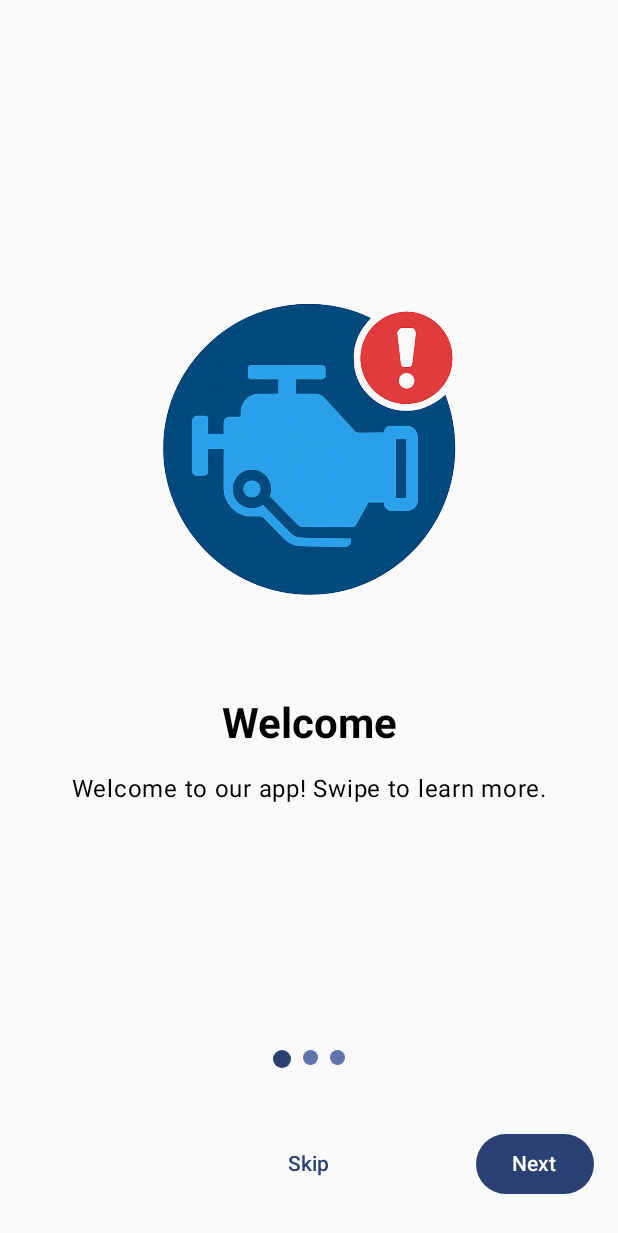
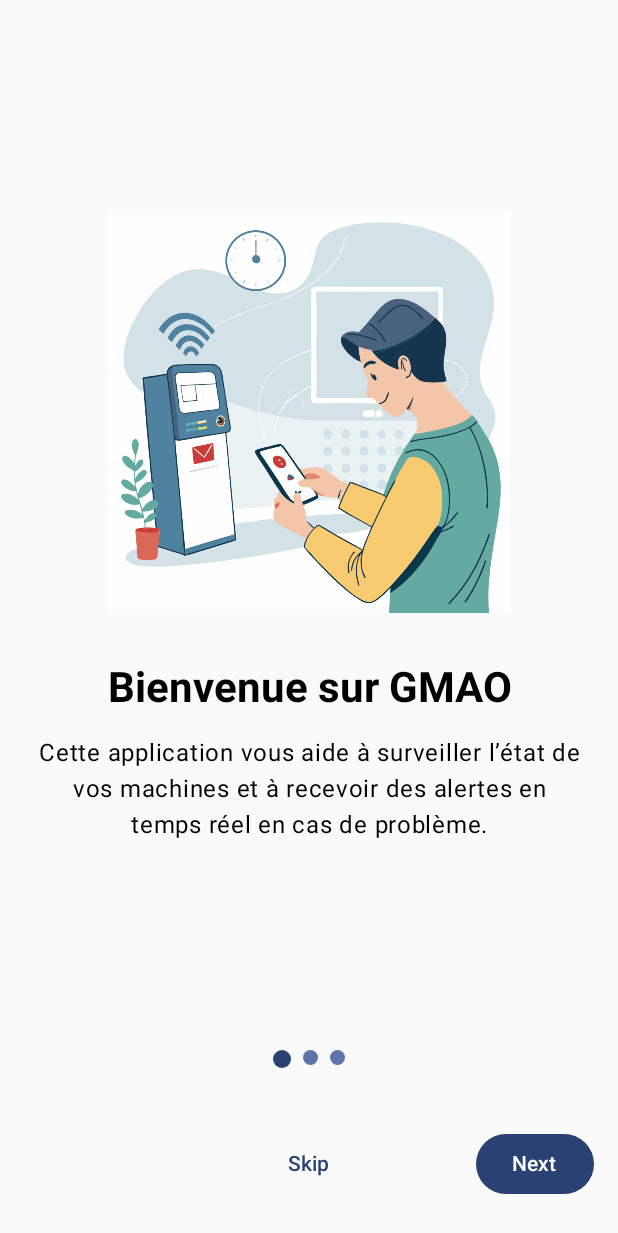
Before and after one commit to zenitsudono/GMAO-machines, an Android app built with Jetpack Compose: the screen it shows after launch (MainActivity), on a phone screen of 412 x 824 dp. Shown: the top 1233 px of the screen. Run offline under Robolectric (Android 15) with nearby library versions, the light colour scheme and no system bars.

Commit message:
onbarding UI

```diff
--- a/app/build.gradle.kts
+++ b/app/build.gradle.kts
@@ -72,4 +72,10 @@ dependencies {
 
     // ViewModel
     implementation("androidx.lifecycle:lifecycle-viewmodel-compose:2.8.7")
+
+    //Vector drawable
+    implementation("androidx.vectordrawable:vectordrawable:1.2.0")
+    implementation("io.coil-kt:coil-compose:2.4.0")
+    implementation("io.coil-kt:coil-svg:2.4.0")
+
 }
--- a/app/src/main/java/com/app/gmao_machines/ui/screens/OnboardingScreen.kt
+++ b/app/src/main/java/com/app/gmao_machines/ui/screens/OnboardingScreen.kt
@@ -15,7 +15,6 @@ import androidx.compose.foundation.shape.CircleShape
 import androidx.compose.material3.MaterialTheme
 import androidx.compose.runtime.Composable
 import androidx.compose.runtime.LaunchedEffect
-import androidx.compose.runtime.collectAsState
 import androidx.compose.runtime.rememberCoroutineScope
 import androidx.compose.ui.Modifier
 import androidx.compose.ui.unit.dp
@@ -35,19 +34,19 @@ fun OnboardingScreen(
     // Define onboarding pages
     val pages = listOf(
         OnboardingPage(
-            title = "Welcome",
-            description = "Welcome to our app! Swipe to learn more.",
-            imageRes = R.drawable.splash_icon
+            title = "Bienvenue sur GMAO",
+            description = "Cette application vous aide à surveiller l’état de vos machines et à recevoir des alertes en temps réel en cas de problème.",
+            imageRes = R.drawable.firstonboarding
         ),
         OnboardingPage(
-            title = "Features",
-            description = "Discover all the amazing features our app offers.",
-            imageRes = R.drawable.splash_icon
+            title = "Soyez alerté instantanément",
+            description = "Recevez des notifications dès qu’un problème est détecté sur une machine. Accédez à l’historique des interventions et planifiez les réparations efficacement.",
+            imageRes = R.drawable.secondonboarding
         ),
         OnboardingPage(
             title = "Get Started",
             description = "You're all set! Start using the app now.",
-            imageRes = R.drawable.splash_icon
+            imageRes = R.drawable.lastonboarding
         )
     )
 
```
Also changed, not shown: app/src/main/java/com/app/gmao_machines/MainActivity.kt (line endings or trailing spaces), app/src/main/res/drawable/firstonboarding.png (added), app/src/main/res/drawable/lastonboarding.png (added), app/src/main/res/drawable/secondonboarding.png (added).
